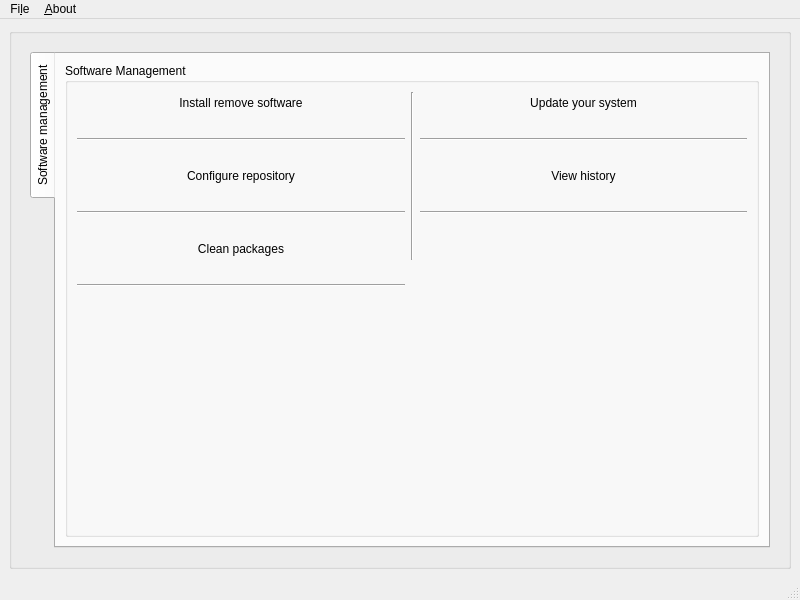
The window that src/gui/mainwindow.ui (kratos83/CondresControlCenter) describes before a commit, drawn with Qt 5.
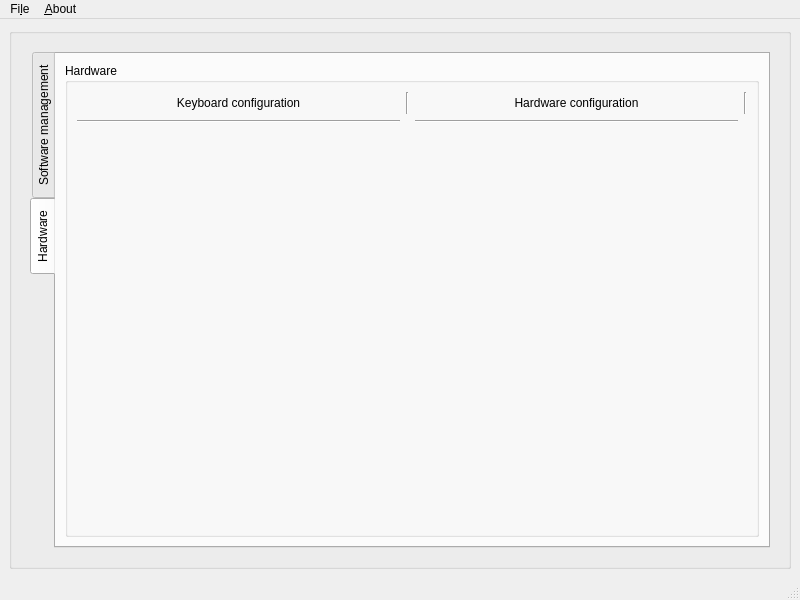
The same window after the commit. The open tabs and pages were chosen to show the change. Icons and pictures are not drawn.

Patch:
```diff
--- a/src/gui/mainwindow.ui
+++ b/src/gui/mainwindow.ui
@@ -242,6 +242,111 @@
                </item>
               </layout>
              </widget>
+             <widget class="QWidget" name="tab_2">
+              <attribute name="icon">
+               <iconset resource="../images.qrc">
+                <normaloff>:/images/laptop.png</normaloff>:/images/laptop.png</iconset>
+              </attribute>
+              <attribute name="title">
+               <string>Hardware</string>
+              </attribute>
+              <layout class="QGridLayout" name="gridLayout_6">
+               <item row="0" column="0">
+                <widget class="QGroupBox" name="groupBox_3">
+                 <property name="title">
+                  <string>Hardware</string>
+                 </property>
+                 <layout class="QGridLayout" name="gridLayout_9">
+                  <item row="0" column="0">
+                   <layout class="QGridLayout" name="gridLayout_8">
+                    <item row="0" column="3">
+                     <widget class="Line" name="line_7">
+                      <property name="orientation">
+                       <enum>Qt::Vertical</enum>
+                      </property>
+                     </widget>
+                    </item>
+                    <item row="0" column="2">
+                     <widget class="QPushButton" name="hard_conf">
+                      <property name="text">
+                       <string>Hardware configuration</string>
+                      </property>
+                      <property name="icon">
+                       <iconset resource="../images.qrc">
+                        <normaloff>:/images/laptop.png</normaloff>:/images/laptop.png</iconset>
+                      </property>
+                      <property name="iconSize">
+                       <size>
+                        <width>64</width>
+                        <height>64</height>
+                       </size>
+                      </property>
+                      <property name="flat">
+                       <bool>true</bool>
+                      </property>
+                     </widget>
+                    </item>
+                    <item row="0" column="0">
+                     <widget class="QPushButton" name="pushKey">
+                      <property name="text">
+                       <string>Keyboard configuration</string>
+                      </property>
+                      <property name="icon">
+                       <iconset resource="../images.qrc">
+                        <normaloff>:/images/keyboard.png</normaloff>:/images/keyboard.png</iconset>
+                      </property>
+                      <property name="iconSize">
+                       <size>
+                        <width>64</width>
+                        <height>64</height>
+                       </size>
+                      </property>
+                      <property name="flat">
+                       <bool>true</bool>
+                      </property>
+                     </widget>
+                    </item>
+                    <item row="0" column="1">
+                     <widget class="Line" name="line_8">
+                      <property name="orientation">
+                       <enum>Qt::Vertical</enum>
+                      </property>
+                     </widget>
+                    </item>
+                    <item row="1" column="0">
+                     <widget class="Line" name="line_9">
+                      <property name="orientation">
+                       <enum>Qt::Horizontal</enum>
+                      </property>
+                     </widget>
+                    </item>
+                    <item row="1" column="2">
+                     <widget class="Line" name="line_10">
+                      <property name="orientation">
+                       <enum>Qt::Horizontal</enum>
+                      </property>
+                     </widget>
+                    </item>
+                   </layout>
+                  </item>
+                  <item row="1" column="0">
+                   <spacer name="verticalSpacer_2">
+                    <property name="orientation">
+                     <enum>Qt::Vertical</enum>
+                    </property>
+                    <property name="sizeHint" stdset="0">
+                     <size>
+                      <width>20</width>
+                      <height>348</height>
+                     </size>
+                    </property>
+                   </spacer>
+                  </item>
+                 </layout>
+                </widget>
+               </item>
+              </layout>
+             </widget>
             </widget>
            </item>
           </layout>
```
Left out of the diff: 3 changed lines with no effect on the pictures.
